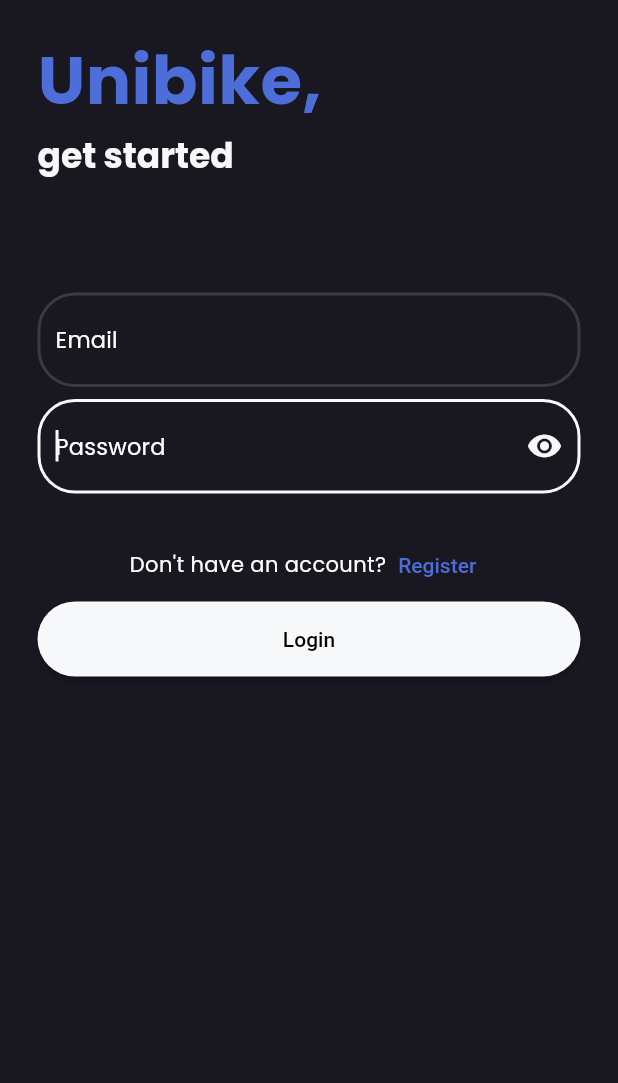
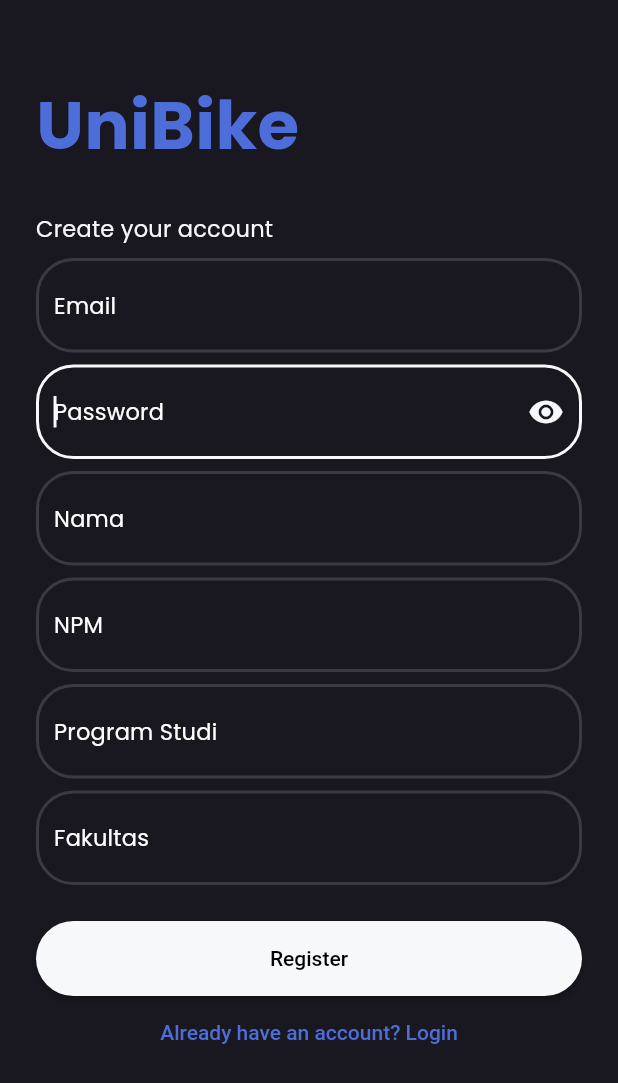
Before and after one commit to fionayovita/UniBike, a Flutter app: the screen it shows after launch, after a tap on "Register", on a phone screen of 412 x 824 dp. Shown: the top 1083 px of the screen. Run offline on Flutter 3.47's test engine with Material 2 defaults, Android fonts, the phone set to English and light mode, and no system bars; our stand-ins replace firebase_auth, firebase_core, google_fonts; accounts and stored records are empty.

Commit message:
Menambahkan register-page

```diff
--- a/lib/main.dart
+++ b/lib/main.dart
@@ -2,6 +2,7 @@
 import 'package:flutter/material.dart';
 import 'package:unibike/common/styles.dart';
 import 'package:unibike/ui/login_page.dart';
+import 'package:unibike/ui/register-page.dart';
 import 'package:unibike/ui/splash_screen.dart';
 
 void main() async {
@@ -20,6 +21,7 @@
       routes: {
         SplashScreen.routeName: (context) => SplashScreen(),
         LoginPage.routeName: (context) => LoginPage(),
+        RegisterPage.routeName: (context) => RegisterPage(),
       },
     );
   }
--- a/lib/ui/login_page.dart
+++ b/lib/ui/login_page.dart
@@ -2,6 +2,7 @@
 import 'package:flutter/cupertino.dart';
 import 'package:flutter/material.dart';
 import 'package:unibike/common/styles.dart';
+import 'package:unibike/ui/register-page.dart';
 
 class LoginPage extends StatefulWidget {
   static const routeName = '/login_page';
@@ -149,7 +150,8 @@
                         children: <Widget>[
                           Text("Don't have an account?"),
                           TextButton(
-                              onPressed: () {},
+                              onPressed: () {Navigator.pushNamed(context, RegisterPage.routeName);
+                              },
                               child: Text(
                                 "Register",
                                 style: TextStyle(color: secondaryColor),
--- /dev/null
+++ b/lib/ui/register-page.dart
@@ -0,0 +1,328 @@
+import 'package:firebase_auth/firebase_auth.dart';
+import 'package:flutter/cupertino.dart';
+import 'package:flutter/material.dart';
+import 'package:unibike/common/styles.dart';
+
+class RegisterPage extends StatefulWidget {
+  static const String routeName = 'register_page';
+
+  @override
+  _RegisterPageState createState() => _RegisterPageState();
+}
+
+class _RegisterPageState extends State<RegisterPage> {
+  final _auth = FirebaseAuth.instance;
+  final _emailController = TextEditingController();
+  final _passwordController = TextEditingController();
+  final _namaController = TextEditingController();
+  final _npmController = TextEditingController();
+  final _prodiController = TextEditingController();
+  final _fakultasController = TextEditingController();
+
+  bool _obscureText = true;
+  bool _isLoading = false;
+
+  @override
+  Widget build(BuildContext context) {
+    return Scaffold(
+      backgroundColor: darkPrimaryColor,
+      body: SingleChildScrollView(
+        child: Padding(
+        padding: const EdgeInsets.symmetric(horizontal: 24.0, vertical: 50.0),
+        child: Column(
+          mainAxisAlignment: MainAxisAlignment.center,
+          crossAxisAlignment: CrossAxisAlignment.stretch,
+          children: [
+            _isLoading
+                ? Center(child: CircularProgressIndicator())
+                : Container(),
+            Hero(
+              tag: 'UniBike',
+              child: Text(
+                'UniBike',
+                style: Theme.of(context).textTheme.headline1,
+              ),
+            ),
+            SizedBox(height: 24.0),
+            Text(
+              'Create your account',
+              style: Theme.of(context).textTheme.subtitle1,
+            ),
+            SizedBox(height: 8.0),
+            TextField(
+                        style: TextStyle(color: primaryColor),
+                        controller: _emailController,
+                        keyboardType: TextInputType.emailAddress,
+                        decoration: InputDecoration(
+                          fillColor: Colors.amber,
+                          enabledBorder: OutlineInputBorder(
+                            borderSide:
+                                BorderSide(width: 2.0, color: greyOutline),
+                            borderRadius: BorderRadius.circular(25),
+                          ),
+                          disabledBorder: OutlineInputBorder(
+                            borderSide:
+                                BorderSide(width: 2.0, color: Colors.red),
+                            borderRadius: BorderRadius.circular(25),
+                          ),
+                          border: OutlineInputBorder(
+                            borderRadius: BorderRadius.circular(25.0),
+                            borderSide:
+                                BorderSide(color: greyOutline, width: 2.0),
+                          ),
+                          focusedBorder: OutlineInputBorder(
+                            borderRadius: BorderRadius.circular(25.0),
+                            borderSide:
+                                BorderSide(color: primaryColor, width: 2.0),
+                          ),
+                          errorBorder: OutlineInputBorder(
+                            borderRadius: BorderRadius.circular(25.0),
+                            borderSide:
+                                BorderSide(color: Colors.red, width: 2.0),
+                          ),
+                          hintText: 'Email',
+                          hintStyle: const TextStyle(color: Colors.white),
+                        ),
+                      ),
+                      SizedBox(height: 8.0),
+                      TextField(
+                        style: TextStyle(color: primaryColor),
+                        cursorColor: primaryColor,
+                        controller: _passwordController,
+                        obscureText: _obscureText,
+                        autofocus: true,
+                        decoration: InputDecoration(
+                          enabledBorder: OutlineInputBorder(
+                            borderSide:
+                                BorderSide(width: 2.0, color: greyOutline),
+                            borderRadius: BorderRadius.circular(25),
+                          ),
+                          disabledBorder: OutlineInputBorder(
+                            borderSide:
+                                BorderSide(width: 2.0, color: greyOutline),
+                            borderRadius: BorderRadius.circular(25),
+                          ),
+                          border: OutlineInputBorder(
+                            borderRadius: BorderRadius.circular(25.0),
+                            borderSide:
+                                BorderSide(color: greyOutline, width: 2.0),
+                          ),
+                          focusedBorder: OutlineInputBorder(
+                            borderRadius: BorderRadius.circular(25.0),
+                            borderSide:
+                                BorderSide(color: primaryColor, width: 2.0),
+                          ),
+                          errorBorder: OutlineInputBorder(
+                            borderRadius: BorderRadius.circular(25.0),
+                            borderSide:
+                                BorderSide(color: Colors.red, width: 2.0),
+                          ),
+                          suffixIcon: IconButton(
+                            icon: Icon(
+                              _obscureText
+                                  ? Icons.visibility
+                                  : Icons.visibility_off,
+                              color: primaryColor,
+                            ),
+                            onPressed: () {
+                              setState(() {
+                                _obscureText = !_obscureText;
+                              });
+                            },
+                          ),
+                          hintText: 'Password',
+                          hintStyle: const TextStyle(color: Colors.white),
+                        ),
+                      ),
+            SizedBox(height: 8.0),
+            TextField(
+                        style: TextStyle(color: primaryColor),
+                        controller: _namaController,
+                        decoration: InputDecoration(
+                          fillColor: Colors.amber,
+                          enabledBorder: OutlineInputBorder(
+                            borderSide:
+                                BorderSide(width: 2.0, color: greyOutline),
+                            borderRadius: BorderRadius.circular(25),
+                          ),
+                          disabledBorder: OutlineInputBorder(
+                            borderSide:
+                                BorderSide(width: 2.0, color: Colors.red),
+                            borderRadius: BorderRadius.circular(25),
+                          ),
+                          border: OutlineInputBorder(
+                            borderRadius: BorderRadius.circular(25.0),
+                            borderSide:
+                                BorderSide(color: greyOutline, width: 2.0),
+                          ),
+                          focusedBorder: OutlineInputBorder(
+                            borderRadius: BorderRadius.circular(25.0),
+                            borderSide:
+                                BorderSide(color: primaryColor, width: 2.0),
+                          ),
+                          errorBorder: OutlineInputBorder(
+                            borderRadius: BorderRadius.circular(25.0),
+                            borderSide:
+                                BorderSide(color: Colors.red, width: 2.0),
+                          ),
+                          hintText: 'Nama',
+                          hintStyle: const TextStyle(color: Colors.white),
+                        ),
+                      ),
+            SizedBox(height: 8.0),
+            TextField(
+                        style: TextStyle(color: primaryColor),
+                        controller: _npmController,
+                        decoration: InputDecoration(
+                          fillColor: Colors.amber,
+                          enabledBorder: OutlineInputBorder(
+                            borderSide:
+                                BorderSide(width: 2.0, color: greyOutline),
+                            borderRadius: BorderRadius.circular(25),
+                          ),
+                          disabledBorder: OutlineInputBorder(
+                            borderSide:
+                                BorderSide(width: 2.0, color: Colors.red),
+                            borderRadius: BorderRadius.circular(25),
+                          ),
+                          border: OutlineInputBorder(
+                            borderRadius: BorderRadius.circular(25.0),
+                            borderSide:
+                                BorderSide(color: greyOutline, width: 2.0),
+                          ),
+                          focusedBorder: OutlineInputBorder(
+                            borderRadius: BorderRadius.circular(25.0),
+                            borderSide:
+                                BorderSide(color: primaryColor, width: 2.0),
+                          ),
+                          errorBorder: OutlineInputBorder(
+                            borderRadius: BorderRadius.circular(25.0),
+                            borderSide:
+                                BorderSide(color: Colors.red, width: 2.0),
+                          ),
+                          hintText: 'NPM',
+                          hintStyle: const TextStyle(color: Colors.white),
+                        ),
+                      ),
+                      SizedBox(height: 8.0),
+            TextField(
+                        style: TextStyle(color: primaryColor),
+                        controller: _prodiController,
+                        decoration: InputDecoration(
+                          fillColor: Colors.amber,
+                          enabledBorder: OutlineInputBorder(
+                            borderSide:
+                                BorderSide(width: 2.0, color: greyOutline),
+                            borderRadius: BorderRadius.circular(25),
+                          ),
+                          disabledBorder: OutlineInputBorder(
+                            borderSide:
+                                BorderSide(width: 2.0, color: Colors.red),
+                            borderRadius: BorderRadius.circular(25),
+                          ),
+                          border: OutlineInputBorder(
+                            borderRadius: BorderRadius.circular(25.0),
+                            borderSide:
+                                BorderSide(color: greyOutline, width: 2.0),
+                          ),
+                          focusedBorder: OutlineInputBorder(
+                            borderRadius: BorderRadius.circular(25.0),
+                            borderSide:
+                                BorderSide(color: primaryColor, width: 2.0),
+                          ),
+                          errorBorder: OutlineInputBorder(
+                            borderRadius: BorderRadius.circular(25.0),
+                            borderSide:
+                                BorderSide(color: Colors.red, width: 2.0),
+                          ),
+                          hintText: 'Program Studi',
+                          hintStyle: const TextStyle(color: Colors.white),
+                        ),
+                      ),
+            SizedBox(height: 8.0),
+            TextField(
+                        style: TextStyle(color: primaryColor),
+                        controller: _fakultasController,
+                        keyboardType: TextInputType.emailAddress,
+                        decoration: InputDecoration(
+                          fillColor: Colors.amber,
+                          enabledBorder: OutlineInputBorder(
+                            borderSide:
+                                BorderSide(width: 2.0, color: greyOutline),
+                            borderRadius: BorderRadius.circular(25),
+                          ),
+                          disabledBorder: OutlineInputBorder(
+                            borderSide:
+                                BorderSide(width: 2.0, color: Colors.red),
+                            borderRadius: BorderRadius.circular(25),
+                          ),
+                          border: OutlineInputBorder(
+                            borderRadius: BorderRadius.circular(25.0),
+                            borderSide:
+                                BorderSide(color: greyOutline, width: 2.0),
+                          ),
+                          focusedBorder: OutlineInputBorder(
+                            borderRadius: BorderRadius.circular(25.0),
+                            borderSide:
+                                BorderSide(color: primaryColor, width: 2.0),
+                          ),
+                          errorBorder: OutlineInputBorder(
+                            borderRadius: BorderRadius.circular(25.0),
+                            borderSide:
+                                BorderSide(color: Colors.red, width: 2.0),
+                          ),
+                          hintText: 'Fakultas',
+                          hintStyle: const TextStyle(color: Colors.white),
+                        ),
+                      ),
+            SizedBox(height: 24.0),
+            MaterialButton(
+                        child: Text('Register'),
+                        color: Theme.of(context).primaryColor,
+                        textTheme: ButtonTextTheme.primary,
+                        height: 50,
+                        minWidth: MediaQuery.of(context).size.width,
+                        shape: RoundedRectangleBorder(
+                          borderRadius: BorderRadius.circular(25),
+                        ),
+                        onPressed: () async {
+                          setState(() {
+                            _isLoading = true;
+                          });
+                          try {
+                            final email = _emailController.text;
+                            final password = _passwordController.text;
+
+                            await _auth.createUserWithEmailAndPassword(
+                            email: email, password: password);
+                          Navigator.pop(context);
+                          } catch (e) {
+                            final snackbar =
+                                SnackBar(content: Text(e.toString()));
+                            ScaffoldMessenger.of(context)
+                                .showSnackBar(snackbar);
+                          } finally {
+                            setState(() {
+                              _isLoading = false;
+                            });
+                          }
+                        },
+                      ),
+            TextButton(
+              child: Text('Already have an account? Login', style: TextStyle(color: secondaryColor)),
+              onPressed: () => Navigator.pop(context),
+            ),
+          ],
+        ),
+      ),
+      )
+    );
+  }
+
+  @override
+  void dispose() {
+    _emailController.dispose();
+    _passwordController.dispose();
+    super.dispose();
+  }
+}
```
